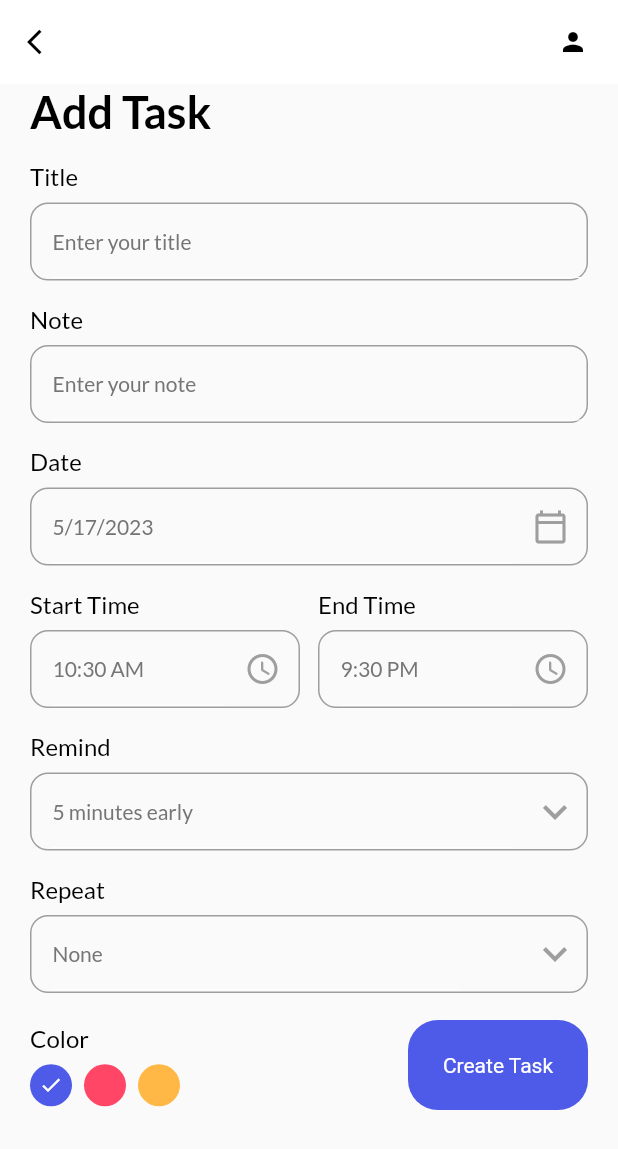
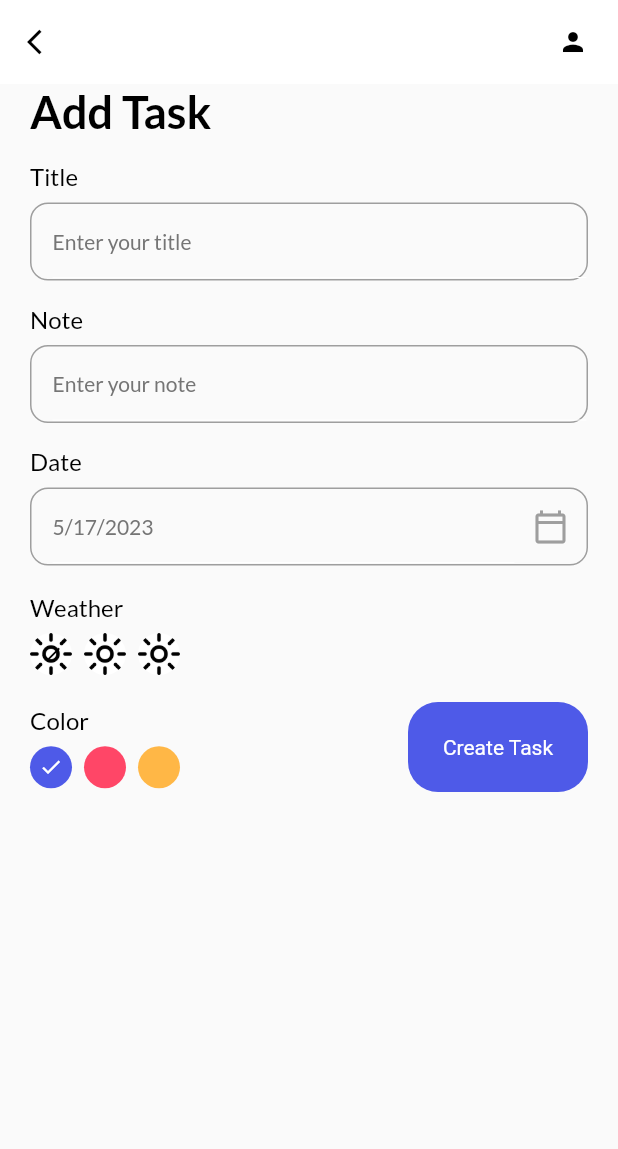
Before and after one commit to wnal4634/flutter_app, a Flutter app: the screen it shows after launch, after a tap on "+ Add Task", on a phone screen of 412 x 824 dp. Shown: the top 1149 px of the screen. Run offline on Flutter 3.47's test engine with Material 2 defaults, Android fonts, the light colour scheme and no system bars; our stand-ins replace date_picker_timeline, flutter_local_notifications, flutter_staggered_animations, get, get_storage, google_fonts and 3 more; accounts and stored records are empty.

Commit message:
뺄 거 빼기

```diff
--- a/lib/db/db_helper.dart
+++ b/lib/db/db_helper.dart
@@ -21,9 +21,7 @@ class DBHelper {
             'CREATE TABLE $_tableName('
             'id INTEGER PRIMARY KEY AUTOINCREMENT, '
             'title STRING, note TEXT, date STRING, '
-            'startTime STRING, endTime STRING, '
-            'remind INTEGER, repeat STRING, '
-            'color INTEGER, '
+            'color INTEGER, weather INTEGER, '
             'isCompleted INTEGER)',
           );
         },
--- a/lib/models/task.dart
+++ b/lib/models/task.dart
@@ -4,11 +4,8 @@ class Task {
   String? note;
   int? isCompleted;
   String? date;
-  String? startTime;
-  String? endTime;
   int? color;
-  int? remind;
-  String? repeat;
+  int? weather;
 
   Task({
     this.id,
@@ -16,11 +13,8 @@ class Task {
     this.note,
     this.isCompleted,
     this.date,
-    this.startTime,
-    this.endTime,
     this.color,
-    this.remind,
-    this.repeat,
+    this.weather,
   });
 
   Task.fromJson(Map<String, dynamic> json) {
@@ -29,11 +23,8 @@ class Task {
     note = json['note'];
     isCompleted = json['isCompleted'];
     date = json['date'];
-    startTime = json['startTime'];
-    endTime = json['endTime'];
     color = json['color'];
-    remind = json['remind'];
-    repeat = json['repeat'];
+    weather = json['weather'];
   }
 
   Map<String, dynamic> toJson() {
@@ -43,11 +34,8 @@ class Task {
     data['note'] = note;
     data['isCompleted'] = isCompleted;
     data['date'] = date;
-    data['startTime'] = startTime;
-    data['endTime'] = endTime;
     data['color'] = color;
-    data['remind'] = remind;
-    data['repeat'] = repeat;
+    data['weather'] = weather;
     return data;
   }
 }
--- a/lib/ui/add_task_bar.dart
+++ b/lib/ui/add_task_bar.dart
@@ -19,23 +19,10 @@ class _AddTaskPageState extends State<AddTaskPage> {
   final TextEditingController _titleController = TextEditingController();
   final TextEditingController _noteController = TextEditingController();
   DateTime _selectedDate = DateTime.now();
-  String _endTime = '9:30 PM';
-  String _startTime = DateFormat('hh:mm a').format(DateTime.now()).toString();
-  int _selectedRemind = 5;
-  List<int> remindList = [
-    5,
-    10,
-    15,
-    20,
-  ];
-  String _selectedRepeat = 'None';
-  List<String> repeatList = [
-    'None',
-    'Daily',
-    'Weekly',
-    'Monthly',
-  ];
+  final String _startTime =
+      DateFormat('hh:mm a').format(DateTime.now()).toString();
   int _selectedColor = 0;
+  int _selectedWeather = 0;
 
   @override
   Widget build(BuildContext context) {
@@ -76,114 +63,10 @@ class _AddTaskPageState extends State<AddTaskPage> {
                   },
                 ),
               ),
-              Row(
-                children: [
-                  Expanded(
-                    child: MyInputField(
-                      title: 'Start Time',
-                      hint: _startTime,
-                      widget: IconButton(
-                        icon: const Icon(
-                          Icons.access_time_rounded,
-                          color: Colors.grey,
-                        ),
-                        onPressed: () {
-                          _getTimeFromUser(isStartTime: true);
-                        },
-                      ),
-                    ),
-                  ),
-                  const SizedBox(
-                    width: 12,
-                  ),
-                  Expanded(
-                    child: MyInputField(
-                      title: 'End Time',
-                      hint: _endTime,
-                      widget: IconButton(
-                        icon: const Icon(
-                          Icons.access_time_rounded,
-                          color: Colors.grey,
-                        ),
-                        onPressed: () {
-                          _getTimeFromUser(isStartTime: false);
-                        },
-                      ),
-                    ),
-                  )
-                ],
+              const SizedBox(
+                height: 18,
               ),
-              MyInputField(
-                title: 'Remind',
-                hint: '$_selectedRemind minutes early',
-                widget: DropdownButton(
-                  icon: Transform.translate(
-                    offset: const Offset(-5, 0),
-                    child: const Icon(
-                      Icons.keyboard_arrow_down,
-                      color: Colors.grey,
-                    ),
-                  ),
-                  iconSize: 32,
-                  elevation: 4,
-                  style: subTitleStyle,
-                  underline: Container(
-                    height: 0,
-                  ),
-                  onChanged: (String? newValue) {
-                    setState(() {
-                      _selectedRemind = int.parse(newValue!);
-                    });
-                  },
-                  items: remindList.map<DropdownMenuItem<String>>(
-                    (int value) {
-                      return DropdownMenuItem<String>(
-                        value: value.toString(),
-                        child: Text(
-                          value.toString(),
-                        ),
-                      );
-                    },
-                  ).toList(),
-                ),
-              ),
-              MyInputField(
-                title: 'Repeat',
-                hint: _selectedRepeat,
-                widget: DropdownButton(
-                  icon: Transform.translate(
-                    offset: const Offset(-5, 0),
-                    child: const Icon(
-                      Icons.keyboard_arrow_down,
-                      color: Colors.grey,
-                    ),
-                  ),
-                  iconSize: 32,
-                  elevation: 4,
-                  style: subTitleStyle,
-                  underline: Container(
-                    height: 0,
-                  ),
-                  onChanged: (String? newValue) {
-                    setState(() {
-                      _selectedRepeat = newValue!;
-                    });
-                  },
-                  items: repeatList.map<DropdownMenuItem<String>>(
-                    (String value) {
-                      return DropdownMenuItem<String>(
-                        value: value,
-                        child: Text(
-                          value,
-                          style: const TextStyle(
-                            color: Colors.grey,
-                          ),
-                        ),
-                      );
-                    },
-                  ).toList(),
-                ),
-              ),
+              _weatherPallete(),
               const SizedBox(
                 height: 18,
               ),
@@ -228,11 +111,8 @@ class _AddTaskPageState extends State<AddTaskPage> {
         note: _noteController.text,
         title: _titleController.text,
         date: DateFormat.yMd().format(_selectedDate),
-        startTime: _startTime,
-        endTime: _endTime,
-        remind: _selectedRemind,
-        repeat: _selectedRepeat,
         color: _selectedColor,
+        weather: _selectedWeather,
         isCompleted: 0,
       ),
     );
@@ -275,6 +155,59 @@ class _AddTaskPageState extends State<AddTaskPage> {
                         ? const Icon(
                             Icons.done,
                             color: Colors.white,
+                            size: 16,
+                          )
+                        : Container(),
+                  ),
+                ),
+              );
+            },
+          ),
+        )
+      ],
+    );
+  }
+
+  _weatherPallete() {
+    return Column(
+      crossAxisAlignment: CrossAxisAlignment.start,
+      children: [
+        Text(
+          'Weather',
+          style: titleStyle,
+        ),
+        const SizedBox(
+          height: 8,
+        ),
+        Wrap(
+          children: List<Widget>.generate(
+            3,
+            (int index) {
+              return GestureDetector(
+                onTap: () {
+                  setState(() {
+                    _selectedWeather = index;
+                  });
+                },
+                child: Padding(
+                  padding: const EdgeInsets.only(
+                    right: 8.0,
+                  ),
+                  child: CircleAvatar(
+                    radius: 14,
+                    // backgroundColor: index == 0
+                    //     ? primaryClr
+                    //     : index == 1
+                    //         ? pinkClr
+                    //         : yellowClr,
+
+                    backgroundColor: Colors.white,
+                    backgroundImage: const AssetImage('icon/sunny.png'),
+
+                    child: _selectedWeather == index
+                        ? const Icon(
+                            Icons.done,
+                            color: Colors.black,
                             size: 16,
                           )
                         : Container(),
@@ -332,22 +265,6 @@ class _AddTaskPageState extends State<AddTaskPage> {
     }
   }
 
-  _getTimeFromUser({required bool isStartTime}) async {
-    var pickedTime = await _showTimePicker();
-    String formatedTime = pickedTime.format(context);
-    if (pickedTime == null) {
-      print('Time canceled');
-    } else if (isStartTime == true) {
-      setState(() {
-        _startTime = formatedTime;
-      });
-    } else {
-      setState(() {
-        _endTime = formatedTime;
-      });
-    }
-  }
-
   _showTimePicker() {
     return showTimePicker(
       initialEntryMode: TimePickerEntryMode.input,
--- a/lib/ui/home_page.dart
+++ b/lib/ui/home_page.dart
@@ -60,24 +60,25 @@ class _HomePageState extends State<HomePage> {
             itemCount: _taskController.taskList.length,
             itemBuilder: (_, index) {
               Task task = _taskController.taskList[index];
-              if (task.repeat == 'Daily') {
-                return AnimationConfiguration.staggeredList(
-                  position: index,
-                  child: SlideAnimation(
-                    child: FadeInAnimation(
-                        child: Row(
-                      children: [
-                        GestureDetector(
-                          onTap: () {
-                            _showBottomSheet(context, task);
-                          },
-                          child: TaskTile(task),
-                        )
-                      ],
-                    )),
-                  ),
-                );
-              }
+              // if (task.repeat == 'Daily') {
+              //   return AnimationConfiguration.staggeredList(
+              //     position: index,
+              //     child: SlideAnimation(
+              //       child: FadeInAnimation(
+              //         child: Row(
+              //           children: [
+              //             GestureDetector(
+              //               onTap: () {
+              //                 _showBottomSheet(context, task);
+              //               },
+              //               child: TaskTile(task),
+              //             )
+              //           ],
+              //         ),
+              //       ),
+              //     ),
+              //   );
+              // }
               if (task.date == DateFormat.yMd().format(_selectedDate)) {
                 return AnimationConfiguration.staggeredList(
                   position: index,
--- a/lib/ui/widgets/task_tile.dart
+++ b/lib/ui/widgets/task_tile.dart
@@ -47,13 +47,6 @@ class TaskTile extends StatelessWidget {
                         size: 18,
                       ),
                       const SizedBox(width: 4),
-                      Text(
-                        "${task!.startTime} - ${task!.endTime}",
-                        style: GoogleFonts.lato(
-                          textStyle:
-                              TextStyle(fontSize: 13, color: Colors.grey[100]),
-                        ),
-                      ),
                     ],
                   ),
                   const SizedBox(height: 12),
--- a/pubspec.yaml
+++ b/pubspec.yaml
@@ -68,7 +68,8 @@ flutter:
     uses-material-design: true
 
     # To add assets to your application, add an assets section, like this:
-    # assets:
+    assets:
+        - icon/sunny.png
     #   - images/a_dot_burr.jpeg
     #   - images/a_dot_ham.jpeg
 
```
Also changed, not shown: icon/sunny.png (added).
